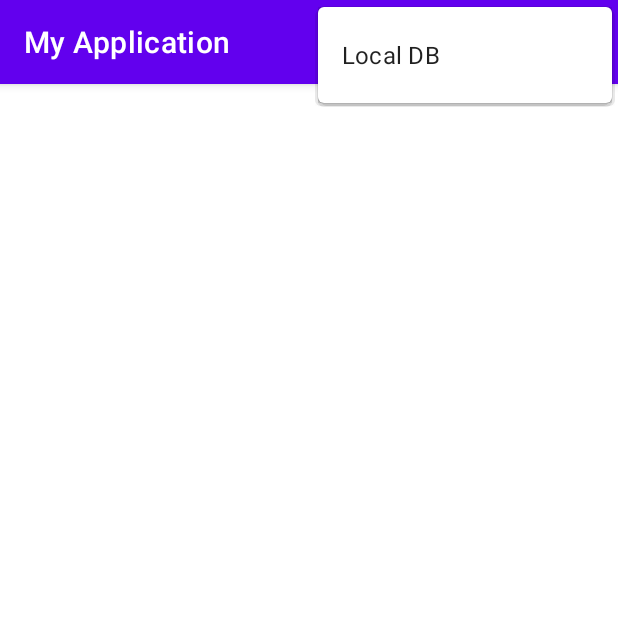
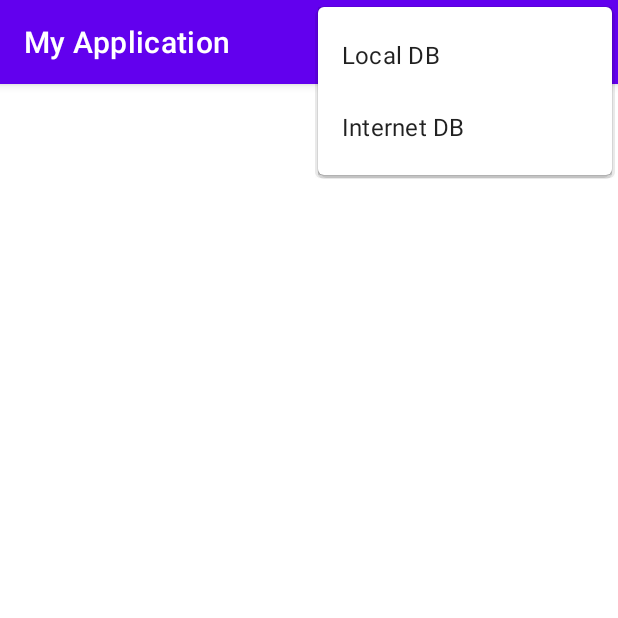
Before and after one commit to PolinaPPS/POMandVS, an Android app: the screen it shows after launch (PhotoGallery), with the options menu open, on a phone screen of 412 x 824 dp, the top half of it. Run offline under Robolectric (Android 15) with nearby library versions, the phone set to English and light mode, and no system bars; our stand-ins replace Room's generated code.

Commit message:
Добавила возможность использования локальной базы.

```diff
--- a/LR6/app/src/main/res/menu/menu_search.xml
+++ b/LR6/app/src/main/res/menu/menu_search.xml
@@ -9,6 +9,10 @@
         app:showAsAction = "always"></item>
     <item
         android:id = "@+id/LocalDB"
+        android:orderInCategory="1"
+        android:title="Local DB"/>
+    <item
+        android:id = "@+id/InternetDB"
         android:orderInCategory="2"
-        android:title="Local DB"/>
+        android:title="Internet DB"/>
 </menu>
```
Also changed, not shown: LR6/app/src/main/java/ru/startandroid/myapplication/PhotoGallery.java (+9 -0 lines).
